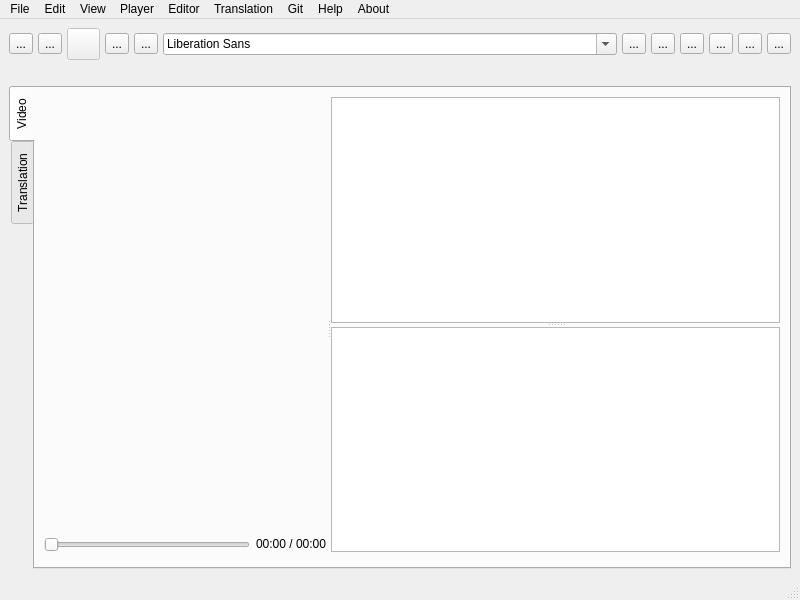
First picture: the form in tool.ui, repository ljn7/Vagyojaka-testing, before the edit.
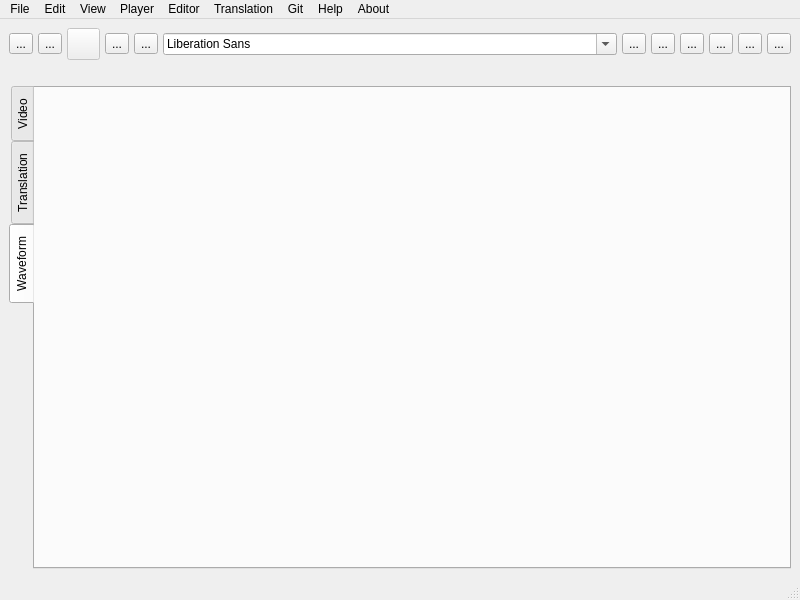
Second picture: the form after the edit. Icons and pictures are not drawn. Custom widgets are drawn as their Qt base class.

What changed in the file:
```diff
--- a/tool.ui
+++ b/tool.ui
@@ -463,7 +463,7 @@
        <enum>QTabWidget::Rounded</enum>
       </property>
       <property name="currentIndex">
-       <number>0</number>
+       <number>2</number>
       </property>
       <property name="documentMode">
        <bool>false</bool>
@@ -685,6 +685,21 @@
         </item>
        </layout>
       </widget>
+      <widget class="QWidget" name="tab_3">
+       <attribute name="title">
+        <string>Waveform</string>
+       </attribute>
+       <widget class="AudioWaveForm" name="widget" native="true">
+        <property name="geometry">
+         <rect>
+          <x>10</x>
+          <y>70</y>
+          <width>711</width>
+          <height>271</height>
+         </rect>
+        </property>
+       </widget>
+      </widget>
      </widget>
     </item>
    </layout>
@@ -1218,6 +1233,12 @@
    <extends>QTableWidget</extends>
    <header>editor/wordeditor.h</header>
   </customwidget>
+  <customwidget>
+   <class>AudioWaveForm</class>
+   <extends>QWidget</extends>
+   <header>audiowaveform.h</header>
+   <container>1</container>
+  </customwidget>
  </customwidgets>
  <resources>
   <include location="icons.qrc"/>
```
Left out of the diff: 8 changed lines with no effect on the pictures.
